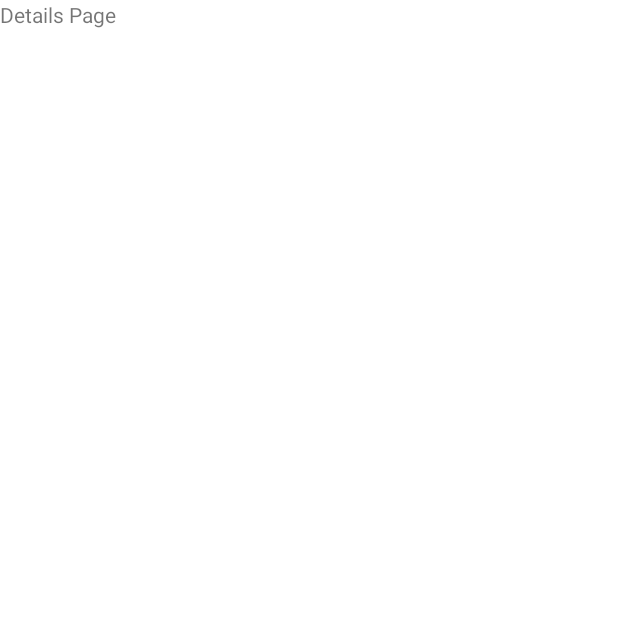
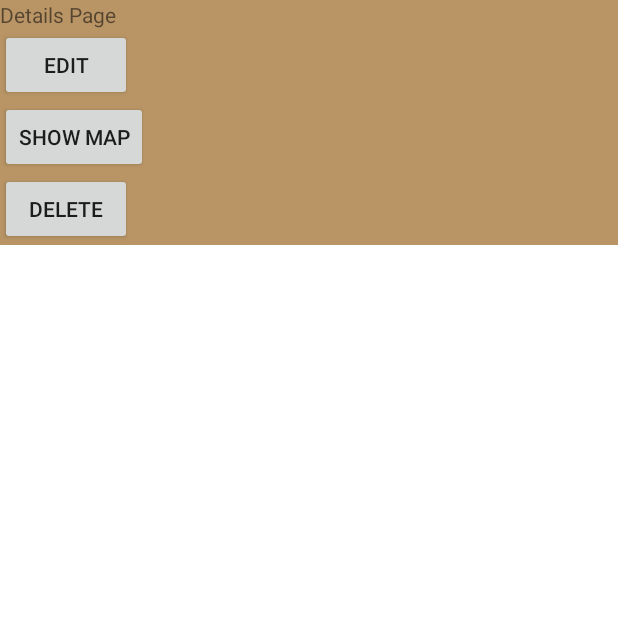
Before and after one commit to caganoduncuoglu/MemoryPalace, an Android app: the DetailsActivity screen opened directly, with no data from a screen before it, on a phone screen of 412 x 824 dp, the top half of it. Before the commit the part shown is almost empty. Run offline under Robolectric (Android 15) with nearby library versions, the light colour scheme and no system bars.

Commit message:
Implements showOnMap for details activity

```diff
--- a/app/src/main/java/com/atm/memoryPalace/DetailsActivity.java
+++ b/app/src/main/java/com/atm/memoryPalace/DetailsActivity.java
@@ -2,9 +2,13 @@ package com.atm.memoryPalace;
 
 import androidx.fragment.app.FragmentActivity;
 
+import android.content.Intent;
 import android.os.Bundle;
+import android.widget.Button;
 
 import com.atm.memoryPalace.databinding.DetailsActivityBinding;
+import com.atm.memoryPalace.entity.Memory;
+import com.atm.memoryPalace.utils.database.DatabaseHelper;
 import com.google.android.gms.maps.CameraUpdateFactory;
 import com.google.android.gms.maps.GoogleMap;
 import com.google.android.gms.maps.OnMapReadyCallback;
@@ -12,10 +16,15 @@ import com.google.android.gms.maps.SupportMapFragment;
 import com.google.android.gms.maps.model.LatLng;
 import com.google.android.gms.maps.model.MarkerOptions;
 
-public class DetailsActivity extends FragmentActivity /*implements OnMapReadyCallback*/ {
+public class DetailsActivity extends FragmentActivity  {
 
     private GoogleMap mMap;
     private DetailsActivityBinding binding;
+
+    private Button editButton;
+    private Button showMapButton;
+    private Button deleteButton;
+    private Memory memory;
 
     @Override
     protected void onCreate(Bundle savedInstanceState) {
@@ -24,27 +33,23 @@ public class DetailsActivity extends FragmentActivity /*implements OnMapReadyCal
         binding = DetailsActivityBinding.inflate(getLayoutInflater());
         setContentView(binding.getRoot());
 
-/*        SupportMapFragment mapFragment = (SupportMapFragment) getSupportFragmentManager()
-                .findFragmentById(R.id.map);
-        mapFragment.getMapAsync(this);*/
+        String memoryId = getIntent().getStringExtra("memoryId");
+        DatabaseHelper databaseHelper = new DatabaseHelper(this);
+
+        memory = databaseHelper.getMemory(memoryId);
+
+
+        editButton = findViewById(R.id.details_edit);
+        showMapButton = findViewById(R.id.details_map);
+        deleteButton = findViewById(R.id.details_delete);
+
+        showMapButton.setOnClickListener(v -> {
+            Intent mapIntent = new Intent(this, MapsActivity.class);
+            mapIntent.putExtra("insertMode", false);
+            startActivity(mapIntent);
+        });
+
     }
 
-    /**
-     * Manipulates the map once available.
-     * This callback is triggered when the map is ready to be used.
-     * This is where we can add markers or lines, add listeners or move the camera. In this case,
-     * we just add a marker near Sydney, Australia.
-     * If Google Play services is not installed on the device, the user will be prompted to install
-     * it inside the SupportMapFragment. This method will only be triggered once the user has
-     * installed Google Play services and returned to the app.
-     */
-   /* @Override
-    public void onMapReady(GoogleMap googleMap) {
-        mMap = googleMap;
 
-        // Add a marker in Sydney and move the camera
-        LatLng sydney = new LatLng(-34, 151);
-        mMap.addMarker(new MarkerOptions().position(sydney).title("Marker in Sydney"));
-        mMap.moveCamera(CameraUpdateFactory.newLatLng(sydney));
-    }*/
 }
--- a/app/src/main/java/com/atm/memoryPalace/InsertMemoryFragment.java
+++ b/app/src/main/java/com/atm/memoryPalace/InsertMemoryFragment.java
@@ -110,7 +110,7 @@ public class InsertMemoryFragment extends Fragment {
                            titleText.getText().toString(),
                            descriptionText.getText().toString(),
                            dateText.getText().toString(),
-                           selectedLocation.toString(),
+                           selectedLocation,
                            bitmap
                    );
                    Toast.makeText(getActivity(), "Success ! ", Toast.LENGTH_LONG).show();
--- a/app/src/main/java/com/atm/memoryPalace/MainFragment.java
+++ b/app/src/main/java/com/atm/memoryPalace/MainFragment.java
@@ -86,9 +86,9 @@ public class MainFragment extends Fragment {
             linearLayout.addView(description);
 
             linearLayout.setOnClickListener(v -> {
-                        System.out.println(".onViewCreated you clicked the " + v);
+
                         Intent myIntent = new Intent(getContext(), DetailsActivity.class);
-                        myIntent.putExtra("memory", memory.toString());
+                        myIntent.putExtra("memoryId", memory.getId());
                         this.startActivity(myIntent);
                     }
             );
--- a/app/src/main/java/com/atm/memoryPalace/utils/database/DatabaseHelper.java
+++ b/app/src/main/java/com/atm/memoryPalace/utils/database/DatabaseHelper.java
@@ -13,6 +13,7 @@ import android.util.Log;
 import androidx.annotation.Nullable;
 
 import com.atm.memoryPalace.entity.Memory;
+import com.google.android.gms.maps.model.LatLng;
 
 import java.io.ByteArrayOutputStream;
 import java.text.DateFormat;
@@ -37,7 +38,8 @@ public class DatabaseHelper extends SQLiteOpenHelper {
                     TablesInfo.MemoryEntry.COLUMN_DESCRIPTION + " TEXT, " +
                     TablesInfo.MemoryEntry.COLUMN_IMAGE + " BLOB, " +
                     TablesInfo.MemoryEntry.COLUMN_DATE + " TEXT, " +
-                    TablesInfo.MemoryEntry.COLUMN_LOCATION + " TEXT, " +
+                    TablesInfo.MemoryEntry.COLUMN_LAT + " TEXT, " +
+                    TablesInfo.MemoryEntry.COLUMN_LNG + " TEXT, " +
                     TablesInfo.MemoryEntry.COLUMN_CREATE_DATE + " TEXT DEFAULT CURRENT_TIMESTAMP" +
                     ")";
 
@@ -66,14 +68,15 @@ public class DatabaseHelper extends SQLiteOpenHelper {
         return BitmapFactory.decodeByteArray(image, 0, image.length);
     }
 
-    public void addMemory(String title, String description, String date, String location, Bitmap bitmap) {
+    public void addMemory(String title, String description, String date, LatLng location, Bitmap bitmap) {
         SQLiteDatabase db = this.getWritableDatabase();
         ContentValues cv = new ContentValues();
         cv.put(TablesInfo.MemoryEntry.COLUMN_TITLE, title.trim());
         cv.put(TablesInfo.MemoryEntry.COLUMN_DESCRIPTION, description.trim());
         cv.put(TablesInfo.MemoryEntry.COLUMN_IMAGE, getBitmapAsByteArray(bitmap));
         cv.put(TablesInfo.MemoryEntry.COLUMN_DATE, date.trim());
-        cv.put(TablesInfo.MemoryEntry.COLUMN_LOCATION, location.trim());
+        cv.put(TablesInfo.MemoryEntry.COLUMN_LAT, Double.toString(location.latitude));
+        cv.put(TablesInfo.MemoryEntry.COLUMN_LNG, Double.toString(location.longitude));
         cv.put(TablesInfo.MemoryEntry.COLUMN_CREATE_DATE, format.format(new Date()));
 
 
@@ -94,6 +97,37 @@ public class DatabaseHelper extends SQLiteOpenHelper {
     }
 
     @SuppressLint("Range")
+    public Memory getMemory(String id) {
+
+        SQLiteDatabase db = this.getWritableDatabase();
+        String selectQuery = "SELECT  * FROM " + TablesInfo.MemoryEntry.TABLE_NAME + " WHERE "
+                + TablesInfo.MemoryEntry.COLUMN_ID + " = " + id;
+
+      try{
+          Cursor c = db.rawQuery(selectQuery, null);
+
+          if (c != null)
+              c.moveToFirst();
+
+          Memory memory = new Memory(
+                  c.getString(c.getColumnIndex(TablesInfo.MemoryEntry.COLUMN_ID)),
+                  c.getString(c.getColumnIndex(TablesInfo.MemoryEntry.COLUMN_TITLE)),
+                  c.getString(c.getColumnIndex(TablesInfo.MemoryEntry.COLUMN_DESCRIPTION)),
+                  getImage(c.getBlob(c.getColumnIndex(TablesInfo.MemoryEntry.COLUMN_IMAGE))),
+                  c.getString(c.getColumnIndex(TablesInfo.MemoryEntry.COLUMN_LAT)),
+                  c.getString(c.getColumnIndex(TablesInfo.MemoryEntry.COLUMN_LNG)),
+                  format.parse(c.getString(c.getColumnIndex(TablesInfo.MemoryEntry.COLUMN_DATE))),
+                  format.parse(c.getString(c.getColumnIndex(TablesInfo.MemoryEntry.COLUMN_CREATE_DATE)))
+          );
+          return memory;
+      }catch(Exception e){
+          System.out.println("getMemory e: "+e);
+          return null;
+      }
+
+    }
+
+    @SuppressLint("Range")
     public ArrayList<Memory> getMemoryList() {
         ArrayList<Memory> data = new ArrayList<>();
         SQLiteDatabase db = this.getReadableDatabase();
@@ -103,7 +137,8 @@ public class DatabaseHelper extends SQLiteOpenHelper {
                 TablesInfo.MemoryEntry.COLUMN_TITLE,
                 TablesInfo.MemoryEntry.COLUMN_DESCRIPTION,
                 TablesInfo.MemoryEntry.COLUMN_IMAGE,
-                TablesInfo.MemoryEntry.COLUMN_LOCATION,
+                TablesInfo.MemoryEntry.COLUMN_LAT,
+                TablesInfo.MemoryEntry.COLUMN_LNG,
                 TablesInfo.MemoryEntry.COLUMN_DATE,
                 TablesInfo.MemoryEntry.COLUMN_CREATE_DATE
         };
@@ -116,12 +151,13 @@ public class DatabaseHelper extends SQLiteOpenHelper {
                         c.getString(c.getColumnIndex(TablesInfo.MemoryEntry.COLUMN_TITLE)),
                         c.getString(c.getColumnIndex(TablesInfo.MemoryEntry.COLUMN_DESCRIPTION)),
                         getImage(c.getBlob(c.getColumnIndex(TablesInfo.MemoryEntry.COLUMN_IMAGE))),
-                        c.getString(c.getColumnIndex(TablesInfo.MemoryEntry.COLUMN_LOCATION)),
+                        c.getString(c.getColumnIndex(TablesInfo.MemoryEntry.COLUMN_LAT)),
+                        c.getString(c.getColumnIndex(TablesInfo.MemoryEntry.COLUMN_LNG)),
                         format.parse(c.getString(c.getColumnIndex(TablesInfo.MemoryEntry.COLUMN_DATE))),
                         format.parse(c.getString(c.getColumnIndex(TablesInfo.MemoryEntry.COLUMN_CREATE_DATE)))
-                    ));
+                ));
             } catch (ParseException e) {
-                Log.e("DatabaseHelper", "ParseException occurred." , e);
+                Log.e("DatabaseHelper", "ParseException occurred.", e);
                 e.printStackTrace();
             }
         }
--- a/app/src/main/java/com/atm/memoryPalace/utils/database/LocationUtil.java
+++ b/app/src/main/java/com/atm/memoryPalace/utils/database/LocationUtil.java
@@ -11,7 +11,7 @@ public class LocationUtil {
     public static String getMapImageUrl(LatLng latLng){
         double lat = latLng.latitude;
         double lng = latLng.longitude;
-        return "https://maps.googleapis.com/maps/api/staticmap?center="+lat+","+lng+"&zoom=13&size=600x300&maptype=roadmap&markers=color:red%7Alabel:C%7C$"+lat+","+lng+"&key="+API_KEY;
+        return "https://maps.googleapis.com/maps/api/staticmap?center="+lat+","+lng+"&zoom=13&size=600x300&maptype=roadmap&markers=color:red%7Alabel:C%7C"+lat+","+lng+"&key="+API_KEY;
 
     }
 }
--- a/app/src/main/java/com/atm/memoryPalace/utils/database/TablesInfo.java
+++ b/app/src/main/java/com/atm/memoryPalace/utils/database/TablesInfo.java
@@ -1,6 +1,8 @@
 package com.atm.memoryPalace.utils.database;
 
 import android.provider.BaseColumns;
+
+import com.google.android.gms.maps.model.LatLng;
 
 public class TablesInfo {
 
@@ -12,7 +14,8 @@ public class TablesInfo {
         public static final String COLUMN_DESCRIPTION = "description";
         public static final String COLUMN_IMAGE = "imageBitmap";
         public static final String COLUMN_DATE = "date";
-        public static final String COLUMN_LOCATION = "location";
+        public static final String COLUMN_LAT = "location_latitude";
+        public static final String COLUMN_LNG = "location_longitude";
         public static final String COLUMN_CREATE_DATE = "create_date";
     }
 
--- a/app/src/main/res/layout/details_activity.xml
+++ b/app/src/main/res/layout/details_activity.xml
@@ -3,10 +3,35 @@
     android:layout_width="match_parent"
     android:layout_height="match_parent">
 
-  <TextView
+
+  <LinearLayout
       android:layout_width="match_parent"
-      android:layout_height="match_parent"
-      android:text="Details Page"/>
+      android:layout_height="wrap_content"
+      android:background="@color/primary"
+      android:orientation="vertical">
+    <TextView
+        android:layout_width="match_parent"
+        android:layout_height="match_parent"
+        android:text="Details Page"/>
+
+    <Button
+        android:layout_width="wrap_content"
+        android:layout_height="wrap_content"
+        android:id="@+id/details_edit"
+        android:text="Edit"/>
+    <Button
+        android:layout_width="wrap_content"
+        android:layout_height="wrap_content"
+        android:id="@+id/details_map"
+        android:text="Show Map"/>
+
+    <Button
+        android:layout_width="wrap_content"
+        android:layout_height="wrap_content"
+        android:id="@+id/details_delete"
+        android:text="Delete"/>
+  </LinearLayout>
+
 
 
 
```
Also changed, not shown: app/src/main/java/com/atm/memoryPalace/MapsActivity.java (+6 -4 lines), app/src/main/java/com/atm/memoryPalace/entity/Memory.java (+9 -35 lines).
